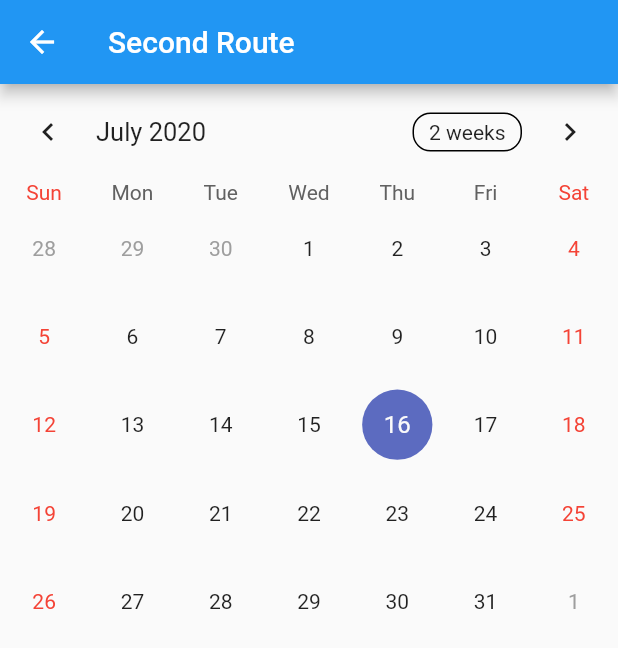
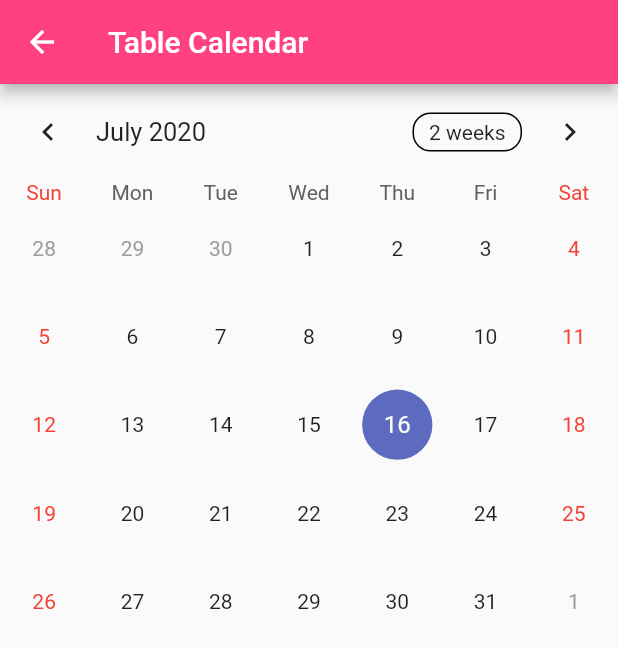
Before and after one commit to prabakar0/ITA-Calendar, a Flutter app: the SecondRoute screen opened directly, on a phone screen of 412 x 824 dp. Shown: the top 648 px of the screen. Run offline on Flutter 3.47's test engine with Material 2 defaults, Android fonts, the phone set to English and light mode, and no system bars; drawn by our look-alikes of table_calendar; our stand-ins replace flutter_speed_dial.

Commit message:
UI Fixes

```diff
--- a/lib/main.dart
+++ b/lib/main.dart
@@ -25,7 +25,8 @@ class _SecondRouteState extends State<SecondRoute> {
   Widget build(BuildContext context) {
     return Scaffold(
       appBar: AppBar(
-        title: Text("Second Route"),
+        title: Text("Table Calendar"),
+        backgroundColor: Colors.pinkAccent,
       ),
       body: Center(
         child: Column(
```
